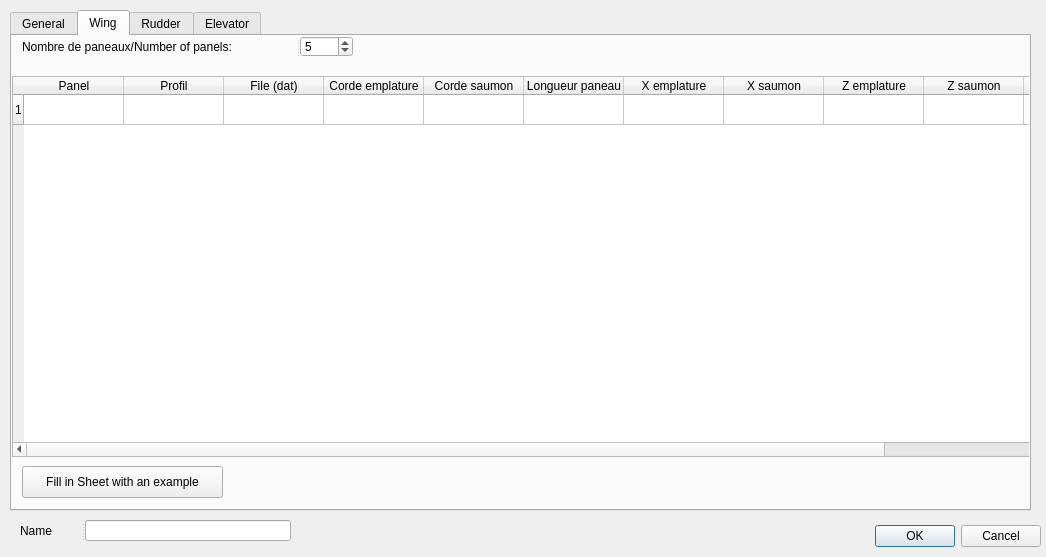
Old version of the form resources/airPlaneDesignWingdialog.ui in the repository FredsFactory/FreeCAD_AirPlaneDesign.
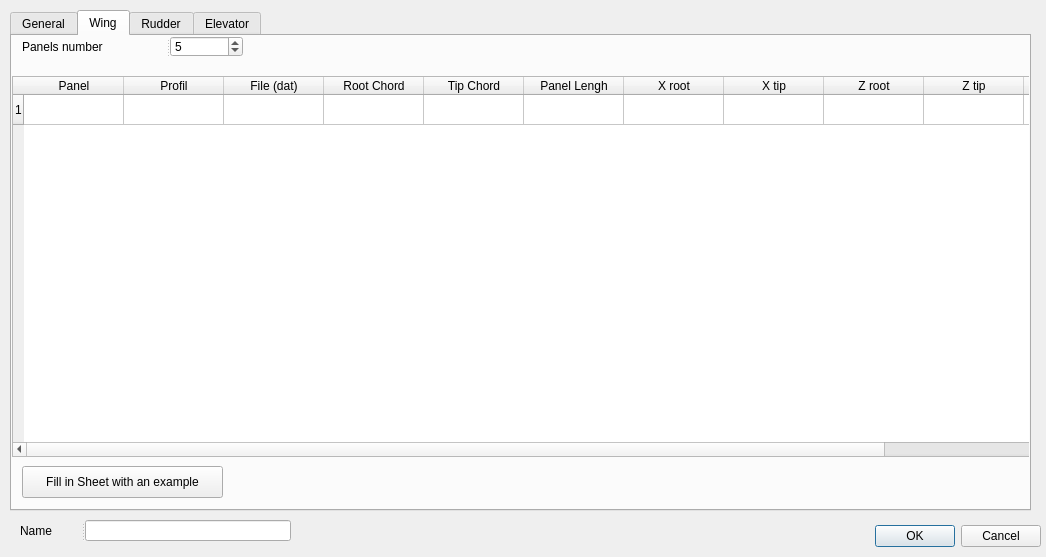
New version of the form. The open tabs and pages were chosen to show the change. Icons and pictures are not drawn.

```diff
--- a/resources/airPlaneDesignWingdialog.ui
+++ b/resources/airPlaneDesignWingdialog.ui
@@ -301,37 +301,37 @@
      </column>
      <column>
       <property name="text">
-       <string extracomment="Root Chord ">Corde emplature</string>
+       <string extracomment="Root Chord ">Root Chord</string>
       </property>
      </column>
      <column>
       <property name="text">
-       <string extracomment="Tip chord">Corde saumon</string>
+       <string extracomment="Tip chord">Tip Chord</string>
       </property>
      </column>
      <column>
       <property name="text">
-       <string>Longueur paneau</string>
+       <string>Panel Lengh</string>
       </property>
      </column>
      <column>
       <property name="text">
-       <string>X emplature</string>
+       <string>X root</string>
       </property>
      </column>
      <column>
       <property name="text">
-       <string>X saumon</string>
+       <string>X tip</string>
       </property>
      </column>
      <column>
       <property name="text">
-       <string>Z emplature</string>
+       <string>Z root</string>
       </property>
      </column>
      <column>
       <property name="text">
-       <string>Z saumon</string>
+       <string>Z tip</string>
       </property>
      </column>
      <column>
@@ -351,7 +351,7 @@
      </column>
      <column>
       <property name="text">
-       <string>Nombre de nervure</string>
+       <string>Ribs number</string>
       </property>
      </column>
      <item row="0" column="0">
@@ -368,7 +368,7 @@
       <rect>
        <x>10</x>
        <y>0</y>
-       <width>331</width>
+       <width>221</width>
        <height>21</height>
       </rect>
      </property>
@@ -377,7 +377,7 @@
      </property>
      <widget class="QLabel" name="label_3">
       <property name="text">
-       <string>Nombre de paneaux/Number of panels:</string>
+       <string>Panels number</string>
       </property>
      </widget>
      <widget class="QSpinBox" name="NumberOfPanel">
```
Left out of the diff: 2 changed lines with no effect on the pictures.
